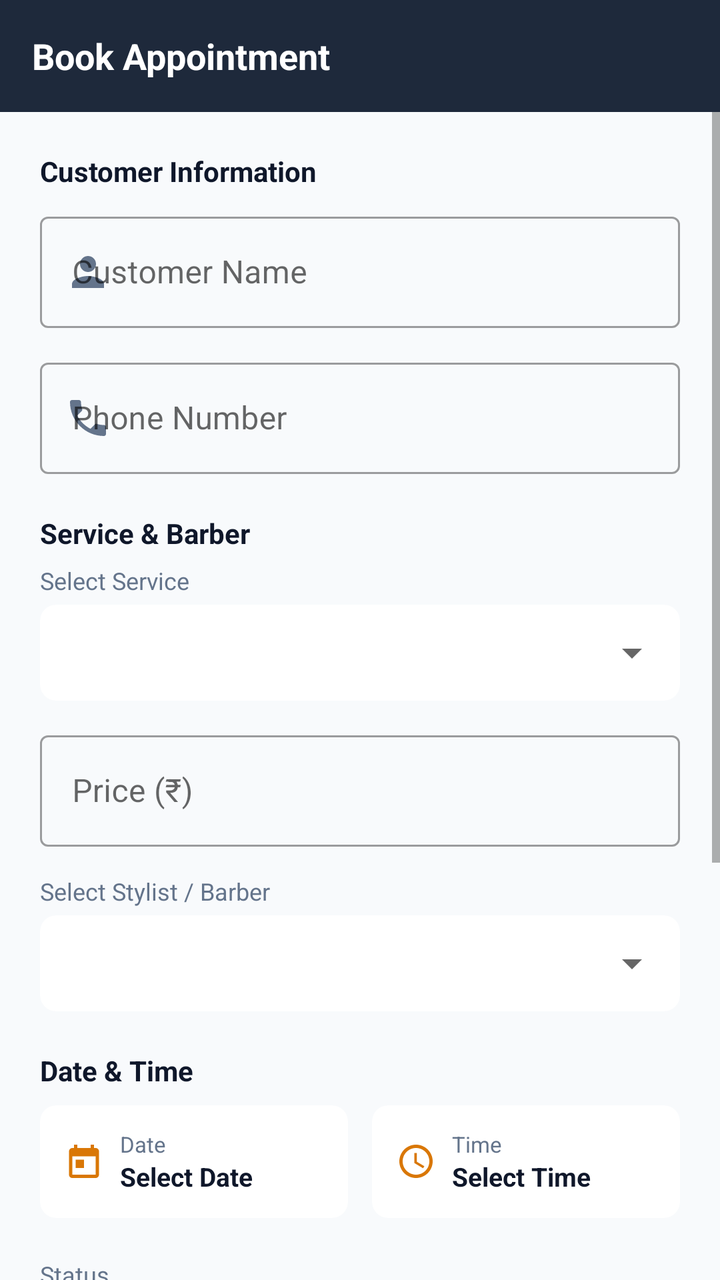
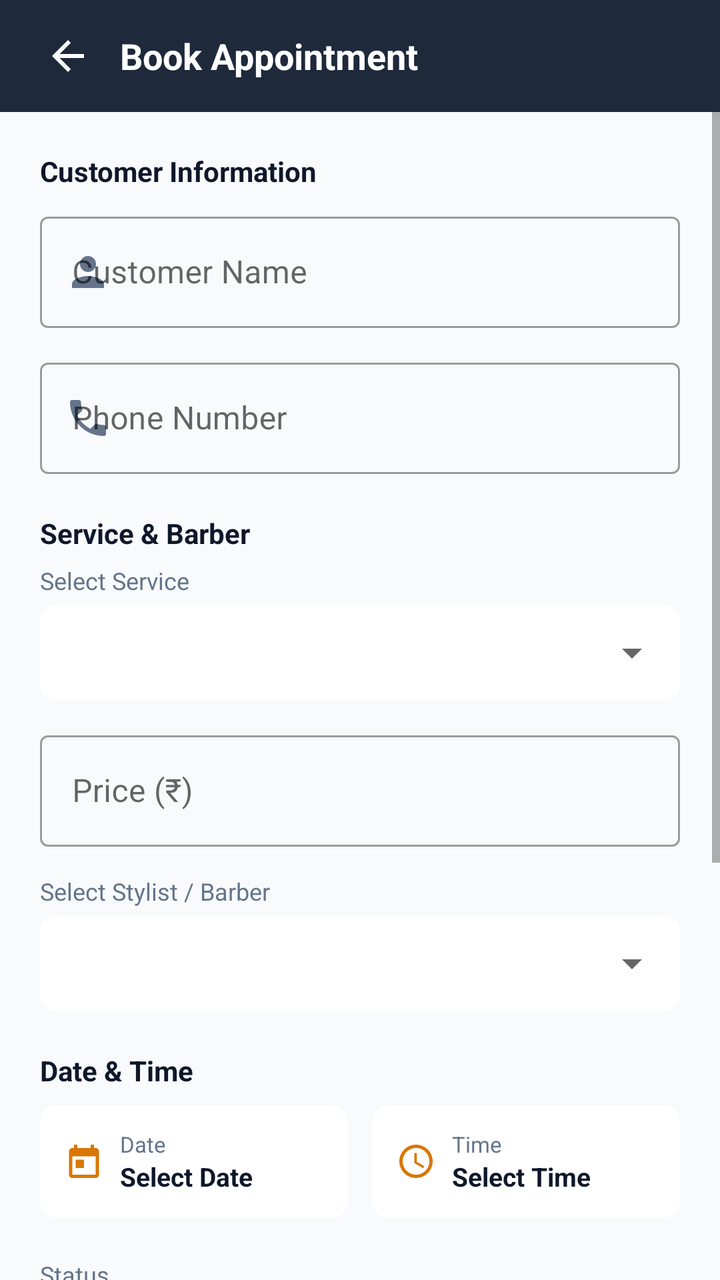

An Android layout rendered at two revisions. The XML below is the earlier revision; the diff shows what the commit changed to produce the second picture.
<!-- AndroidManifest.xml: application theme Theme.SaloonAppointmentBook -->
<!-- res/layout/activity_add_edit_appointment.xml -->
<?xml version="1.0" encoding="utf-8"?>
<LinearLayout
    xmlns:android="http://schemas.android.com/apk/res/android"
    xmlns:app="http://schemas.android.com/apk/res-auto"
    android:layout_width="match_parent"
    android:layout_height="match_parent"
    android:background="@color/bg_light"
    android:orientation="vertical">

    
    <LinearLayout
        android:layout_width="match_parent"
        android:layout_height="56dp"
        android:background="@color/primary"
        android:gravity="center_vertical"
        android:orientation="horizontal"
        android:paddingHorizontal="16dp">

        <ImageView
            android:id="@+id/btnBack"
            android:layout_width="32dp"
            android:layout_height="32dp"
            android:background="?attr/selectableItemBackgroundBorderless"
            android:padding="4dp"
            android:src="@drawable/ic_search"
            android:visibility="gone" />

        <TextView
            android:id="@+id/tvFormTitle"
            android:layout_width="0dp"
            android:layout_height="wrap_content"
            android:layout_weight="1"
            android:text="@string/add_appointment"
            android:textColor="@color/white"
            android:textSize="18sp"
            android:textStyle="bold" />
    </LinearLayout>

    <ScrollView
        android:layout_width="match_parent"
        android:layout_height="0dp"
        android:layout_weight="1"
        android:fillViewport="true">

        <LinearLayout
            android:layout_width="match_parent"
            android:layout_height="wrap_content"
            android:orientation="vertical"
            android:padding="20dp">

            
            <TextView
                android:layout_width="wrap_content"
                android:layout_height="wrap_content"
                android:text="Customer Information"
                android:textColor="@color/text_primary"
                android:textSize="14sp"
                android:textStyle="bold" />

            
            <com.google.android.material.textfield.TextInputLayout
                android:id="@+id/tilCustomerName"
                style="@style/Widget.MaterialComponents.TextInputLayout.OutlinedBox"
                android:layout_width="match_parent"
                android:layout_height="wrap_content"
                android:layout_marginTop="8dp"
                android:hint="@string/customer_name"
                app:startIconDrawable="@drawable/ic_person"
                app:startIconTint="@color/text_secondary">

                <com.google.android.material.textfield.TextInputEditText
                    android:id="@+id/etCustomerName"
                    android:layout_width="match_parent"
                    android:layout_height="wrap_content"
                    android:inputType="textPersonName|textCapWords"
                    android:maxLines="1" />
            </com.google.android.material.textfield.TextInputLayout>

            
            <com.google.android.material.textfield.TextInputLayout
                android:id="@+id/tilCustomerPhone"
                style="@style/Widget.MaterialComponents.TextInputLayout.OutlinedBox"
                android:layout_width="match_parent"
                android:layout_height="wrap_content"
                android:layout_marginTop="12dp"
                android:hint="@string/customer_phone"
                app:startIconDrawable="@drawable/ic_phone"
                app:startIconTint="@color/text_secondary">

                <com.google.android.material.textfield.TextInputEditText
                    android:id="@+id/etCustomerPhone"
                    android:layout_width="match_parent"
                    android:layout_height="wrap_content"
                    android:inputType="phone"
                    android:maxLines="1" />
            </com.google.android.material.textfield.TextInputLayout>

            
            <TextView
                android:layout_width="wrap_content"
                android:layout_height="wrap_content"
                android:layout_marginTop="20dp"
                android:text="Service &amp; Barber"
                android:textColor="@color/text_primary"
                android:textSize="14sp"
                android:textStyle="bold" />

            <TextView
                android:layout_width="wrap_content"
                android:layout_height="wrap_content"
                android:layout_marginTop="6dp"
                android:text="@string/select_service"
                android:textColor="@color/text_secondary"
                android:textSize="12sp" />

            <androidx.cardview.widget.CardView
                android:layout_width="match_parent"
                android:layout_height="wrap_content"
                android:layout_marginTop="4dp"
                app:cardCornerRadius="8dp"
                app:cardElevation="0dp"
                app:strokeColor="@color/divider"
                app:strokeWidth="1dp">

                <Spinner
                    android:id="@+id/spinnerService"
                    android:layout_width="match_parent"
                    android:layout_height="48dp"
                    android:paddingHorizontal="12dp" />
            </androidx.cardview.widget.CardView>

            
            <com.google.android.material.textfield.TextInputLayout
                android:id="@+id/tilServicePrice"
                style="@style/Widget.MaterialComponents.TextInputLayout.OutlinedBox"
                android:layout_width="match_parent"
                android:layout_height="wrap_content"
                android:layout_marginTop="12dp"
                android:hint="@string/service_price"
                app:prefixText="₹ ">

                <com.google.android.material.textfield.TextInputEditText
                    android:id="@+id/etServicePrice"
                    android:layout_width="match_parent"
                    android:layout_height="wrap_content"
                    android:inputType="numberDecimal"
                    android:maxLines="1" />
            </com.google.android.material.textfield.TextInputLayout>

            <TextView
                android:layout_width="wrap_content"
                android:layout_height="wrap_content"
                android:layout_marginTop="14dp"
                android:text="@string/select_stylist"
                android:textColor="@color/text_secondary"
                android:textSize="12sp" />

            <androidx.cardview.widget.CardView
                android:layout_width="match_parent"
                android:layout_height="wrap_content"
                android:layout_marginTop="4dp"
                app:cardCornerRadius="8dp"
                app:cardElevation="0dp"
                app:strokeColor="@color/divider"
                app:strokeWidth="1dp">

                <Spinner
                    android:id="@+id/spinnerStylist"
                    android:layout_width="match_parent"
                    android:layout_height="48dp"
                    android:paddingHorizontal="12dp" />
            </androidx.cardview.widget.CardView>

            
            <TextView
                android:layout_width="wrap_content"
                android:layout_height="wrap_content"
                android:layout_marginTop="20dp"
                android:text="Date &amp; Time"
                android:textColor="@color/text_primary"
                android:textSize="14sp"
                android:textStyle="bold" />

            <LinearLayout
                android:layout_width="match_parent"
                android:layout_height="wrap_content"
                android:layout_marginTop="8dp"
                android:orientation="horizontal"
                android:weightSum="2">

                
                <androidx.cardview.widget.CardView
                    android:id="@+id/cardSelectDate"
                    android:layout_width="0dp"
                    android:layout_height="wrap_content"
                    android:layout_marginEnd="6dp"
                    android:layout_weight="1"
                    android:clickable="true"
                    android:focusable="true"
                    android:foreground="?attr/selectableItemBackground"
                    app:cardCornerRadius="8dp"
                    app:cardElevation="0dp"
                    app:strokeColor="@color/divider"
                    app:strokeWidth="1dp">

                    <LinearLayout
                        android:layout_width="match_parent"
                        android:layout_height="wrap_content"
                        android:gravity="center_vertical"
                        android:orientation="horizontal"
                        android:padding="12dp">

                        <ImageView
                            android:layout_width="20dp"
                            android:layout_height="20dp"
                            android:src="@drawable/ic_calendar"
                            app:tint="@color/accent_gold" />

                        <LinearLayout
                            android:layout_width="wrap_content"
                            android:layout_height="wrap_content"
                            android:layout_marginStart="8dp"
                            android:orientation="vertical">

                            <TextView
                                android:layout_width="wrap_content"
                                android:layout_height="wrap_content"
                                android:text="@string/appointment_date"
                                android:textColor="@color/text_secondary"
                                android:textSize="11sp" />

                            <TextView
                                android:id="@+id/tvSelectedDate"
                                android:layout_width="wrap_content"
                                android:layout_height="wrap_content"
                                android:text="Select Date"
                                android:textColor="@color/text_primary"
                                android:textSize="13sp"
                                android:textStyle="bold" />
                        </LinearLayout>
                    </LinearLayout>
                </androidx.cardview.widget.CardView>

                
                <androidx.cardview.widget.CardView
                    android:id="@+id/cardSelectTime"
                    android:layout_width="0dp"
                    android:layout_height="wrap_content"
                    android:layout_marginStart="6dp"
                    android:layout_weight="1"
                    android:clickable="true"
                    android:focusable="true"
                    android:foreground="?attr/selectableItemBackground"
                    app:cardCornerRadius="8dp"
                    app:cardElevation="0dp"
                    app:strokeColor="@color/divider"
                    app:strokeWidth="1dp">

                    <LinearLayout
                        android:layout_width="match_parent"
                        android:layout_height="wrap_content"
                        android:gravity="center_vertical"
                        android:orientation="horizontal"
                        android:padding="12dp">

                        <ImageView
                            android:layout_width="20dp"
                            android:layout_height="20dp"
                            android:src="@drawable/ic_clock"
                            app:tint="@color/accent_gold" />

                        <LinearLayout
                            android:layout_width="wrap_content"
                            android:layout_height="wrap_content"
                            android:layout_marginStart="8dp"
                            android:orientation="vertical">

                            <TextView
                                android:layout_width="wrap_content"
                                android:layout_height="wrap_content"
                                android:text="@string/appointment_time"
                                android:textColor="@color/text_secondary"
                                android:textSize="11sp" />

                            <TextView
                                android:id="@+id/tvSelectedTime"
                                android:layout_width="wrap_content"
                                android:layout_height="wrap_content"
                                android:text="Select Time"
                                android:textColor="@color/text_primary"
                                android:textSize="13sp"
                                android:textStyle="bold" />
                        </LinearLayout>
                    </LinearLayout>
                </androidx.cardview.widget.CardView>
            </LinearLayout>

            
            <TextView
                android:layout_width="wrap_content"
                android:layout_height="wrap_content"
                android:layout_marginTop="20dp"
                android:text="@string/appointment_status"
                android:textColor="@color/text_secondary"
                android:textSize="12sp" />

            <androidx.cardview.widget.CardView
                android:layout_width="match_parent"
                android:layout_height="wrap_content"
                android:layout_marginTop="4dp"
                app:cardCornerRadius="8dp"
                app:cardElevation="0dp"
                app:strokeColor="@color/divider"
                app:strokeWidth="1dp">

                <Spinner
                    android:id="@+id/spinnerStatus"
                    android:layout_width="match_parent"
                    android:layout_height="48dp"
                    android:paddingHorizontal="12dp" />
            </androidx.cardview.widget.CardView>

            
            <com.google.android.material.textfield.TextInputLayout
                android:id="@+id/tilNotes"
                style="@style/Widget.MaterialComponents.TextInputLayout.OutlinedBox"
                android:layout_width="match_parent"
                android:layout_height="wrap_content"
                android:layout_marginTop="16dp"
                android:hint="@string/notes_hint">

                <com.google.android.material.textfield.TextInputEditText
                    android:id="@+id/etNotes"
                    android:layout_width="match_parent"
                    android:layout_height="wrap_content"
                    android:gravity="top|start"
                    android:inputType="textMultiLine"
                    android:lines="3" />
            </com.google.android.material.textfield.TextInputLayout>

            
            <com.google.android.material.button.MaterialButton
                android:id="@+id/btnSaveAppointment"
                android:layout_width="match_parent"
                android:layout_height="54dp"
                android:layout_marginTop="24dp"
                android:backgroundTint="@color/accent_gold"
                android:text="@string/btn_save"
                android:textColor="@color/white"
                android:textSize="16sp"
                app:cornerRadius="10dp" />

            <com.google.android.material.button.MaterialButton
                android:id="@+id/btnCancelForm"
                style="@style/Widget.MaterialComponents.Button.TextButton"
                android:layout_width="match_parent"
                android:layout_height="48dp"
                android:layout_marginTop="6dp"
                android:text="@string/btn_cancel"
                android:textColor="@color/text_secondary" />

        </LinearLayout>
    </ScrollView>
</LinearLayout>
<!-- resources referenced by this layout -->
<resources>
  <color name="accent_gold">#D97706</color>
  <color name="bg_light">#F8FAFC</color>
  <color name="divider">#E2E8F0</color>
  <color name="primary">#1E293B</color>
  <color name="text_primary">#0F172A</color>
  <color name="text_secondary">#64748B</color>
  <color name="white">#FFFFFF</color>
  <!-- drawable ic_calendar (drawable) -->
  <vector xmlns:android="http://schemas.android.com/apk/res/android"
      android:width="24dp"
      android:height="24dp"
      android:viewportWidth="24"
      android:viewportHeight="24">
    <path
        android:fillColor="#FF000000"
        android:pathData="M19,4h-1L18,2h-2v2L8,4L8,2L6,2v2L5,4c-1.11,0 -1.99,0.9 -1.99,2L3,20c0,1.1 0.89,2 2,2h14c1.1,0 2,-0.9 2,-2L21,6c0,-1.1 -0.9,-2 -2,-2zM19,20L5,20L5,9h14v11zM7,11h5v5L7,16z"/>
  </vector>
  <!-- drawable ic_clock (drawable) -->
  <vector xmlns:android="http://schemas.android.com/apk/res/android"
      android:width="24dp"
      android:height="24dp"
      android:viewportWidth="24"
      android:viewportHeight="24">
    <path
        android:fillColor="#FF000000"
        android:pathData="M11.99,2C6.47,2 2,6.48 2,12s4.47,10 9.99,10C17.52,22 22,17.52 22,12S17.52,2 11.99,2zM12,20c-4.42,0 -8,-3.58 -8,-8s3.58,-8 8,-8 8,3.58 8,8 -3.58,8 -8,8zM12.5,7L11,7v6l5.25,3.15 0.75,-1.23 -4.5,-2.67z"/>
  </vector>
  <!-- drawable ic_person (drawable) -->
  <vector xmlns:android="http://schemas.android.com/apk/res/android"
      android:width="24dp"
      android:height="24dp"
      android:viewportWidth="24"
      android:viewportHeight="24">
    <path
        android:fillColor="#FF000000"
        android:pathData="M12,12c2.21,0 4,-1.79 4,-4s-1.79,-4 -4,-4 -4,1.79 -4,4 1.79,4 4,4zM12,14c-2.67,0 -8,1.34 -8,4v2h16v-2c0,-2.66 -5.33,-4 -8,-4z"/>
  </vector>
  <!-- drawable ic_phone (drawable) -->
  <vector xmlns:android="http://schemas.android.com/apk/res/android"
      android:width="24dp"
      android:height="24dp"
      android:viewportWidth="24"
      android:viewportHeight="24">
    <path
        android:fillColor="#FF000000"
        android:pathData="M6.62,10.79c1.44,2.83 3.76,5.14 6.59,6.59l2.2,-2.2c0.27,-0.27 0.67,-0.36 1.02,-0.24 1.12,0.37 2.33,0.57 3.57,0.57 0.55,0 1,0.45 1,1L21,20c0,0.55 -0.45,1 -1,1 -9.39,0 -17,-7.61 -17,-17 0,-0.55 0.45,-1 1,-1h3.5c0.55,0 1,0.45 1,1 0,1.25 0.2,2.45 0.57,3.57 0.11,0.35 0.03,0.74 -0.25,1.02l-2.2,2.2z"/>
  </vector>
  <!-- drawable ic_search (drawable) -->
  <vector xmlns:android="http://schemas.android.com/apk/res/android"
      android:width="24dp"
      android:height="24dp"
      android:viewportWidth="24"
      android:viewportHeight="24">
    <path
        android:fillColor="#FF000000"
        android:pathData="M15.5,14h-0.79l-0.28,-0.27C15.41,12.59 16,11.11 16,9.5 16,5.91 13.09,3 9.5,3S3,5.91 3,9.5 5.91,16 9.5,16c1.61,0 3.09,-0.59 4.23,-1.57l0.27,0.28v0.79l5,4.99L20.49,19l-4.99,-5zM9.5,14C7.01,14 5,11.99 5,9.5S7.01,5 9.5,5 14,7.01 14,9.5 11.99,14 9.5,14z"/>
  </vector>
  <string name="add_appointment">Book Appointment</string>
  <string name="appointment_date">Date</string>
  <string name="appointment_status">Status</string>
  <string name="appointment_time">Time</string>
  <string name="btn_cancel">Cancel</string>
  <string name="btn_save">Save Appointment</string>
  <string name="customer_name">Customer Name</string>
  <string name="customer_phone">Phone Number</string>
  <string name="notes_hint">Special requests or notes (optional)</string>
  <string name="select_service">Select Service</string>
  <string name="select_stylist">Select Stylist / Barber</string>
  <string name="service_price">Price (₹)</string>
  <color name="primary_dark">#0F172A</color>
  <!-- unchanged entries left out for length: 1 -->
</resources>

<!-- the commit's change to res/layout/activity_add_edit_appointment.xml (unified diff, before → after) -->
@@ -18,12 +18,13 @@
 
         <ImageView
             android:id="@+id/btnBack"
-            android:layout_width="32dp"
-            android:layout_height="32dp"
+            android:layout_width="36dp"
+            android:layout_height="36dp"
+            android:layout_marginEnd="8dp"
             android:background="?attr/selectableItemBackgroundBorderless"
-            android:padding="4dp"
-            android:src="@drawable/ic_search"
-            android:visibility="gone" />
+            android:padding="6dp"
+            android:src="@drawable/ic_arrow_back"
+            android:visibility="visible" />
 
         <TextView
             android:id="@+id/tvFormTitle"
<!-- resource entries referenced after the edit -->
@@ -7,6 +7,16 @@
   <color name="text_primary">#0F172A</color>
   <color name="text_secondary">#64748B</color>
   <color name="white">#FFFFFF</color>
+  <!-- drawable ic_arrow_back (drawable) -->
+  <vector xmlns:android="http://schemas.android.com/apk/res/android"
+      android:width="24dp"
+      android:height="24dp"
+      android:viewportWidth="24"
+      android:viewportHeight="24">
+    <path
+        android:fillColor="#FFFFFFFF"
+        android:pathData="M20,11H7.83l5.59,-5.59L12,4l-8,8 8,8 1.41,-1.41L7.83,13H20v-2z"/>
+  </vector>
   <!-- drawable ic_calendar (drawable) -->
   <vector xmlns:android="http://schemas.android.com/apk/res/android"
       android:width="24dp"
@@ -47,16 +57,6 @@
         android:fillColor="#FF000000"
         android:pathData="M6.62,10.79c1.44,2.83 3.76,5.14 6.59,6.59l2.2,-2.2c0.27,-0.27 0.67,-0.36 1.02,-0.24 1.12,0.37 2.33,0.57 3.57,0.57 0.55,0 1,0.45 1,1L21,20c0,0.55 -0.45,1 -1,1 -9.39,0 -17,-7.61 -17,-17 0,-0.55 0.45,-1 1,-1h3.5c0.55,0 1,0.45 1,1 0,1.25 0.2,2.45 0.57,3.57 0.11,0.35 0.03,0.74 -0.25,1.02l-2.2,2.2z"/>
   </vector>
-  <!-- drawable ic_search (drawable) -->
-  <vector xmlns:android="http://schemas.android.com/apk/res/android"
-      android:width="24dp"
-      android:height="24dp"
-      android:viewportWidth="24"
-      android:viewportHeight="24">
-    <path
-        android:fillColor="#FF000000"
-        android:pathData="M15.5,14h-0.79l-0.28,-0.27C15.41,12.59 16,11.11 16,9.5 16,5.91 13.09,3 9.5,3S3,5.91 3,9.5 5.91,16 9.5,16c1.61,0 3.09,-0.59 4.23,-1.57l0.27,0.28v0.79l5,4.99L20.49,19l-4.99,-5zM9.5,14C7.01,14 5,11.99 5,9.5S7.01,5 9.5,5 14,7.01 14,9.5 11.99,14 9.5,14z"/>
-  </vector>
   <string name="add_appointment">Book Appointment</string>
   <string name="appointment_date">Date</string>
   <string name="appointment_status">Status</string>
